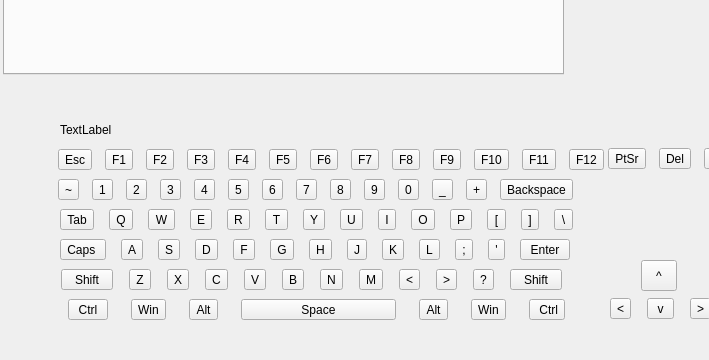
Old version of the form KeyBoardSetter/KeyboardSetter/mainwindow.ui in the repository TabbycatPie/CustomKeyboard; both pictures show x 0 to 709 and y 376 to 736 of the 900 by 736 pixel window.
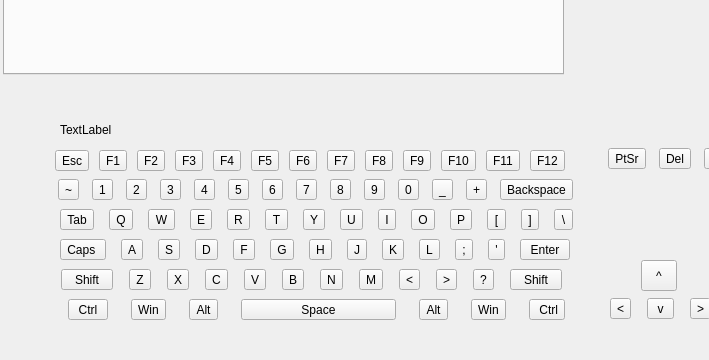
New version of the form.

```diff
--- a/KeyBoardSetter/KeyboardSetter/mainwindow.ui
+++ b/KeyBoardSetter/KeyboardSetter/mainwindow.ui
@@ -983,8 +983,8 @@
       <rect>
        <x>51</x>
        <y>30</y>
-       <width>562</width>
-       <height>30</height>
+       <width>531</width>
+       <height>31</height>
       </rect>
      </property>
      <layout class="QHBoxLayout" name="horizontalLayout">
```
